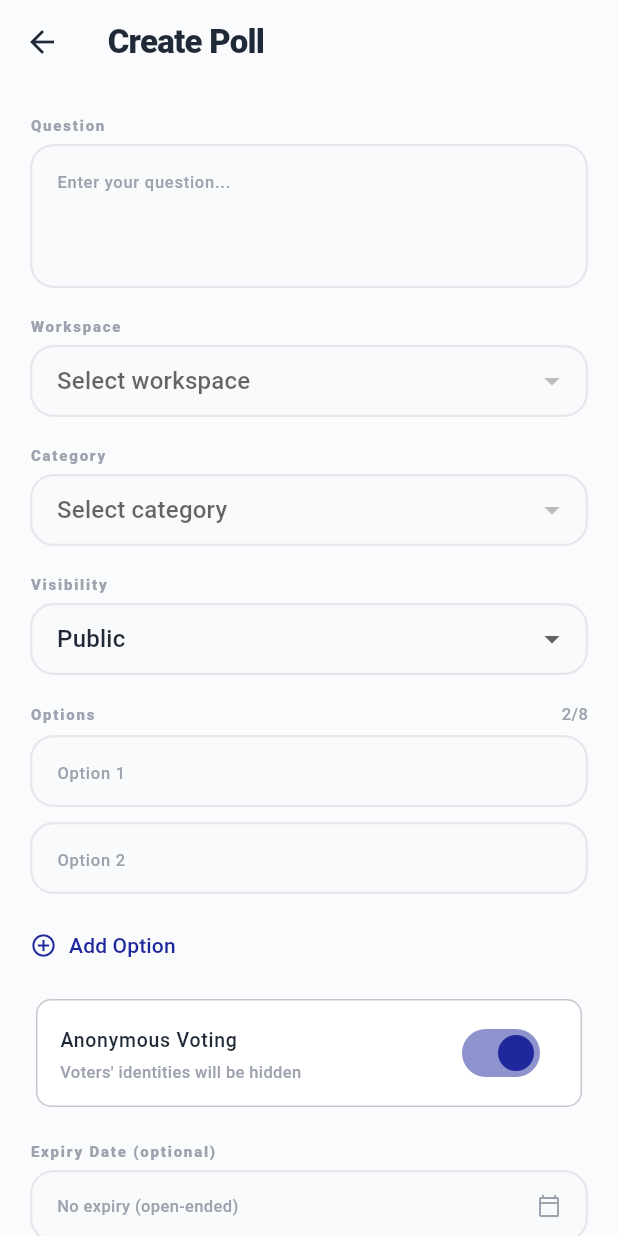
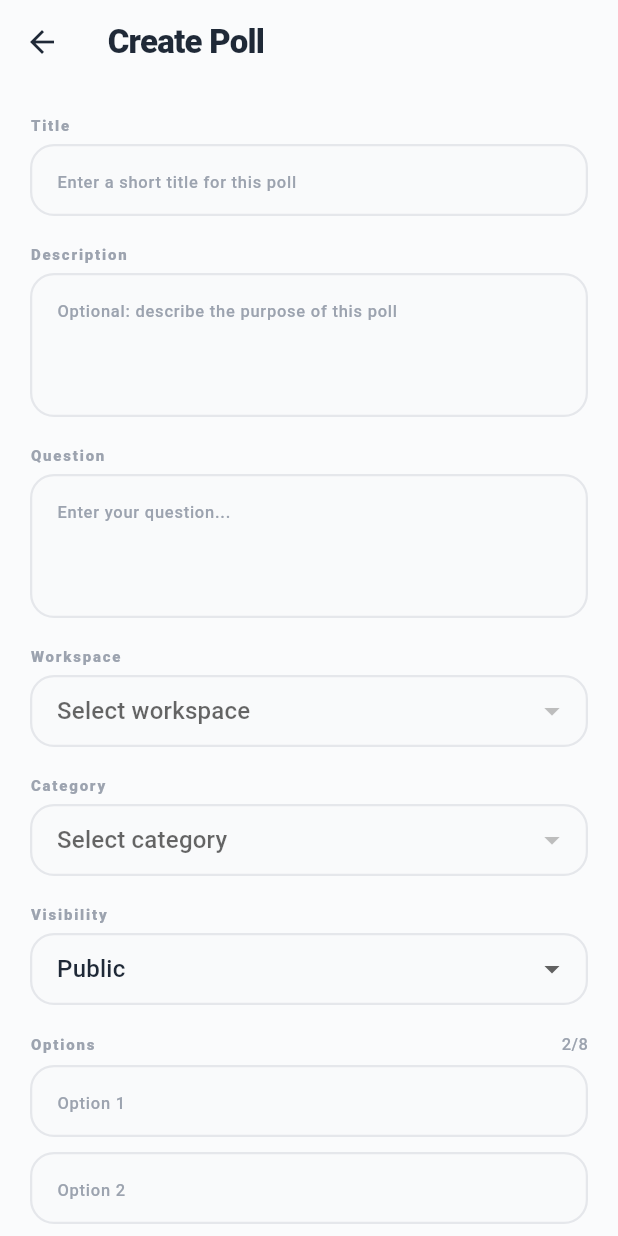
Before and after one commit to feathermoments/FEMOS.Votera.App, a Flutter app: the _AddPollForm screen opened directly, on a phone screen of 412 x 824 dp. Run offline on Flutter 3.47's test engine with Material 3 defaults, Android fonts, the phone set to English and light mode, and no system bars; our stand-ins replace app_links, device_info_plus, dio, flutter_bloc, flutter_secure_storage, get_it and 2 more; accounts and stored records are empty; network calls fail; Roboto replaces fonts that are missing (Manrope).

Commit message:
poll changes

```diff
--- a/assets/l10n/en.json
+++ b/assets/l10n/en.json
@@ -25,6 +25,7 @@
   "verifyOtpResendSuccess": "OTP resent successfully",
 
   "dashboardTitle": "Dashboard",
+  "dashboardRefreshTooltip": "Refresh",
   "dashboardNavDashboard": "Dashboard",
   "dashboardNavMyPolls": "My Polls",
   "dashboardNavWorkspaces": "Workspaces",
@@ -83,6 +84,11 @@
   "addPollNoWorkspaceDialogBody": "You need to create a workspace before adding a poll. Would you like to add one now?",
   "addPollNoWorkspaceDialogCancel": "Cancel",
   "addPollNoWorkspaceDialogAddWorkspace": "Add Workspace",
+  "addPollFieldLabelTitle": "Title",
+  "addPollTitleHint": "Enter a short title for this poll",
+  "addPollTitleRequired": "Title is required",
+  "addPollFieldLabelDescription": "Description",
+  "addPollDescriptionHint": "Optional: describe the purpose of this poll",
   "addPollFieldLabelQuestion": "Question",
   "addPollQuestionHint": "Enter your question...",
   "addPollQuestionRequired": "Question is required",
--- a/assets/l10n/hi.json
+++ b/assets/l10n/hi.json
@@ -25,6 +25,7 @@
   "verifyOtpResendSuccess": "OTP सफलतापूर्वक पुनः भेजा गया",
 
   "dashboardTitle": "डैशबोर्ड",
+  "dashboardRefreshTooltip": "ताज़ा करें",
   "dashboardNavDashboard": "डैशबोर्ड",
   "dashboardNavMyPolls": "मेरे पोल",
   "dashboardNavWorkspaces": "वर्कस्पेस",
@@ -83,6 +84,11 @@
   "addPollNoWorkspaceDialogBody": "पोल जोड़ने से पहले आपको एक वर्कस्पेस बनाना होगा। क्या आप अभी एक जोड़ना चाहेंगे?",
   "addPollNoWorkspaceDialogCancel": "रद्द करें",
   "addPollNoWorkspaceDialogAddWorkspace": "वर्कस्पेस जोड़ें",
+  "addPollFieldLabelTitle": "शीर्षक",
+  "addPollTitleHint": "इस पोल के लिए एक संक्षिप्त शीर्षक दर्ज करें",
+  "addPollTitleRequired": "शीर्षक आवश्यक है",
+  "addPollFieldLabelDescription": "विवरण",
+  "addPollDescriptionHint": "वैकल्पिक: इस पोल का उद्देश्य बताएं",
   "addPollFieldLabelQuestion": "प्रश्न",
   "addPollQuestionHint": "अपना प्रश्न दर्ज करें...",
   "addPollQuestionRequired": "प्रश्न आवश्यक है",
--- a/lib/core/l10n/app_localizations.dart
+++ b/lib/core/l10n/app_localizations.dart
@@ -61,6 +61,7 @@ class AppLocalizations {
 
   // ── Dashboard ────────────────────────────────────────────────────────────
   String get dashboardTitle => _t('dashboardTitle');
+  String get dashboardRefreshTooltip => _t('dashboardRefreshTooltip');
   String get dashboardNavDashboard => _t('dashboardNavDashboard');
   String get dashboardNavMyPolls => _t('dashboardNavMyPolls');
   String get dashboardNavWorkspaces => _t('dashboardNavWorkspaces');
@@ -145,6 +146,11 @@ class AppLocalizations {
       _t('addPollNoWorkspaceDialogCancel');
   String get addPollNoWorkspaceDialogAddWorkspace =>
       _t('addPollNoWorkspaceDialogAddWorkspace');
+  String get addPollFieldLabelTitle => _t('addPollFieldLabelTitle');
+  String get addPollTitleHint => _t('addPollTitleHint');
+  String get addPollTitleRequired => _t('addPollTitleRequired');
+  String get addPollFieldLabelDescription => _t('addPollFieldLabelDescription');
+  String get addPollDescriptionHint => _t('addPollDescriptionHint');
   String get addPollFieldLabelQuestion => _t('addPollFieldLabelQuestion');
   String get addPollQuestionHint => _t('addPollQuestionHint');
   String get addPollQuestionRequired => _t('addPollQuestionRequired');
--- a/lib/features/poll/data/models/poll_model.dart
+++ b/lib/features/poll/data/models/poll_model.dart
@@ -59,6 +59,8 @@ class PollDetailModel extends PollDetailEntity {
     required super.question,
     required super.isAnonymous,
     required super.options,
+    super.title,
+    super.description,
     super.workspaceName,
     super.votes,
   });
@@ -73,6 +75,8 @@ class PollDetailModel extends PollDetailEntity {
     return PollDetailModel(
       pollId: (json['pollId'] as num).toInt(),
       question: json['question'] as String? ?? '',
+      title: json['title'] as String? ?? '',
+      description: json['description'] as String? ?? '',
       isAnonymous: json['isAnonymous'] as bool? ?? true,
       options: opts,
       workspaceName: json['workspaceName'] as String? ?? '',
--- a/lib/features/poll/data/repositories/poll_repository_impl.dart
+++ b/lib/features/poll/data/repositories/poll_repository_impl.dart
@@ -27,6 +27,8 @@ class PollRepositoryImpl implements PollRepository {
     required String question,
     required List<String> options,
     required String visibility,
+    String? title,
+    String? description,
     String? expiryDate,
     bool isAnonymous = true,
   }) {
@@ -38,6 +40,9 @@ class PollRepositoryImpl implements PollRepository {
       'visibility': visibility,
       'isAnonymous': isAnonymous,
     };
+    if (title != null && title.isNotEmpty) body['title'] = title;
+    if (description != null && description.isNotEmpty)
+      body['description'] = description;
     if (expiryDate != null) body['expiryDate'] = expiryDate;
     return remote.createPoll(body);
   }
--- a/lib/features/poll/domain/entities/poll_entity.dart
+++ b/lib/features/poll/domain/entities/poll_entity.dart
@@ -49,12 +49,16 @@ class PollDetailEntity {
     required this.question,
     required this.isAnonymous,
     required this.options,
+    this.title = '',
+    this.description = '',
     this.workspaceName = '',
     this.votes = const [],
   });
 
   final int pollId;
   final String question;
+  final String title;
+  final String description;
   final bool isAnonymous;
   final List<PollOptionEntity> options;
   final String workspaceName;
--- a/lib/features/poll/domain/repositories/poll_repository.dart
+++ b/lib/features/poll/domain/repositories/poll_repository.dart
@@ -11,6 +11,8 @@ abstract interface class PollRepository {
     required String question,
     required List<String> options,
     required String visibility,
+    String? title,
+    String? description,
     String? expiryDate,
     bool isAnonymous = true,
   });
--- a/lib/features/poll/presentation/cubit/poll_cubit.dart
+++ b/lib/features/poll/presentation/cubit/poll_cubit.dart
@@ -76,6 +76,8 @@ class PollCubit extends Cubit<PollState> {
     required String question,
     required List<String> options,
     required String visibility,
+    String? title,
+    String? description,
     String? expiryDate,
     bool isAnonymous = true,
   }) async {
@@ -87,6 +89,8 @@ class PollCubit extends Cubit<PollState> {
         question: question,
         options: options,
         visibility: visibility,
+        title: title,
+        description: description,
         expiryDate: expiryDate,
         isAnonymous: isAnonymous,
       );
--- a/lib/features/poll/presentation/screens/add_poll_screen.dart
+++ b/lib/features/poll/presentation/screens/add_poll_screen.dart
@@ -37,6 +37,8 @@ class _AddPollForm extends StatefulWidget {
 
 class _AddPollFormState extends State<_AddPollForm> {
   final _formKey = GlobalKey<FormState>();
+  final _titleCtrl = TextEditingController();
+  final _descriptionCtrl = TextEditingController();
   final _questionCtrl = TextEditingController();
   final List<TextEditingController> _optionCtrls = [
     TextEditingController(),
@@ -54,6 +56,8 @@ class _AddPollFormState extends State<_AddPollForm> {
 
   @override
   void dispose() {
+    _titleCtrl.dispose();
+    _descriptionCtrl.dispose();
     _questionCtrl.dispose();
     for (final c in _optionCtrls) {
       c.dispose();
@@ -112,6 +116,8 @@ class _AddPollFormState extends State<_AddPollForm> {
     context.read<PollCubit>().createPoll(
       workspaceId: _workspaceId!,
       categoryId: _categoryId!,
+      title: _titleCtrl.text.trim(),
+      description: _descriptionCtrl.text.trim(),
       question: _questionCtrl.text.trim(),
       options: options,
       visibility: _visibility,
@@ -267,6 +273,38 @@ class _AddPollFormState extends State<_AddPollForm> {
                   child: ListView(
                     padding: const EdgeInsets.all(20),
                     children: [
+                      // ── Title ──────────────────────────────────────
+                      _FieldLabel(
+                        AppLocalizations.of(context).addPollFieldLabelTitle,
+                      ),
+                      const SizedBox(height: 6),
+                      TextFormField(
+                        controller: _titleCtrl,
+                        decoration: _inputDecoration(
+                          AppLocalizations.of(context).addPollTitleHint,
+                        ),
+                        validator: (v) => (v == null || v.trim().isEmpty)
+                            ? AppLocalizations.of(context).addPollTitleRequired
+                            : null,
+                      ),
+                      const SizedBox(height: 18),
+
+                      // ── Description ───────────────────────────────
+                      _FieldLabel(
+                        AppLocalizations.of(
+                          context,
+                        ).addPollFieldLabelDescription,
+                      ),
+                      const SizedBox(height: 6),
+                      TextFormField(
+                        controller: _descriptionCtrl,
+                        maxLines: 3,
+                        decoration: _inputDecoration(
+                          AppLocalizations.of(context).addPollDescriptionHint,
+                        ),
+                      ),
+                      const SizedBox(height: 18),
+
                       // ── Question ────────────────────────────────────────
                       _FieldLabel(
                         AppLocalizations.of(context).addPollFieldLabelQuestion,
```
Also changed, not shown: lib/features/dashboard/presentation/screens/dashboard_screen.dart (+30 -8 lines), lib/features/poll/presentation/screens/poll_detail_screen.dart (+27 -3 lines), lib/features/poll/presentation/screens/polls_list_screen.dart (+10 -5 lines).
